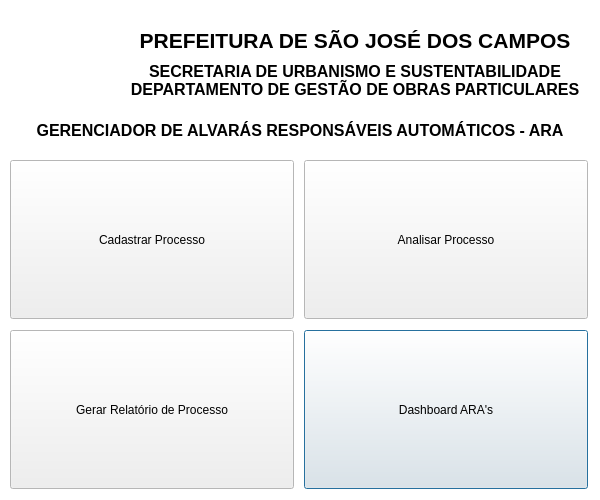
Before: the Qt Designer form ara_manager/ara_manager_dialog_base.ui in hiagoesc/GerenciadorARA, drawn with Qt 5.
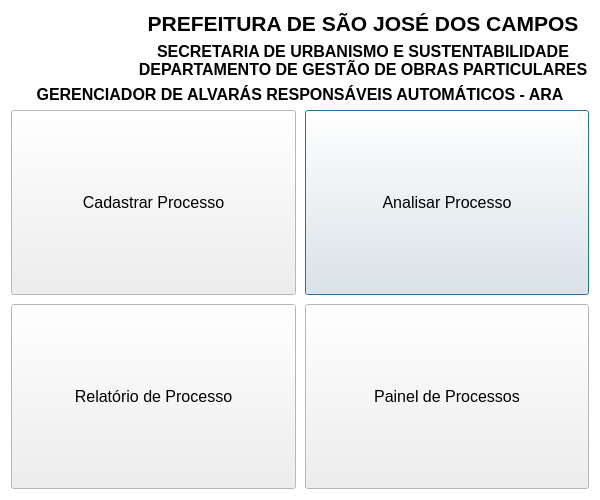
After: the same form once the commit is applied. Icons and pictures are not drawn.

Commit message: Responsividade da janela base

Diff of the .ui file:
```diff
--- a/ara_manager/ara_manager_dialog_base.ui
+++ b/ara_manager/ara_manager_dialog_base.ui
@@ -107,14 +107,24 @@
   <property name="autoFillBackground">
    <bool>false</bool>
   </property>
+  <layout class="QVBoxLayout" name="verticalLayout_2">
+   <item>
+    <layout class="QVBoxLayout" name="verticalLayoutARADialogBase">
+     <item>
+      <layout class="QHBoxLayout" name="horizontalLayoutTitulo">
+       <item>
   <widget class="QLabel" name="labelBrasao">
-   <property name="geometry">
-    <rect>
-     <x>10</x>
-     <y>10</y>
-     <width>100</width>
-     <height>100</height>
-    </rect>
+         <property name="sizePolicy">
+          <sizepolicy hsizetype="Fixed" vsizetype="Fixed">
+           <horstretch>0</horstretch>
+           <verstretch>0</verstretch>
+          </sizepolicy>
+         </property>
+         <property name="maximumSize">
+          <size>
+           <width>120</width>
+           <height>120</height>
+          </size>
    </property>
    <property name="text">
     <string/>
@@ -126,15 +136,11 @@
     <bool>true</bool>
    </property>
   </widget>
+       </item>
+       <item>
+        <layout class="QVBoxLayout" name="verticalLayoutTitulo">
+         <item>
   <widget class="QLabel" name="labelCabecalhoTitulo">
-   <property name="geometry">
-    <rect>
-     <x>120</x>
-     <y>20</y>
-     <width>470</width>
-     <height>40</height>
-    </rect>
-   </property>
    <property name="font">
     <font>
      <family>Arial</family>
@@ -150,15 +156,9 @@
     <set>Qt::AlignCenter</set>
    </property>
   </widget>
+         </item>
+         <item>
   <widget class="QLabel" name="labelCabecalhoSubtitulo">
-   <property name="geometry">
-    <rect>
-     <x>120</x>
-     <y>60</y>
-     <width>470</width>
-     <height>40</height>
-    </rect>
-   </property>
    <property name="font">
     <font>
      <family>Arial</family>
@@ -172,18 +172,16 @@
 DEPARTAMENTO DE GESTÃO DE OBRAS PARTICULARES</string>
    </property>
    <property name="alignment">
-    <set>Qt::AlignCenter</set>
-   </property>
-  </widget>
+            <set>Qt::AlignHCenter|Qt::AlignTop</set>
+           </property>
+          </widget>
+         </item>
+        </layout>
+       </item>
+      </layout>
+     </item>
+     <item>
   <widget class="QLabel" name="labelTituloJanela">
-   <property name="geometry">
-    <rect>
-     <x>10</x>
-     <y>110</y>
-     <width>580</width>
-     <height>40</height>
-    </rect>
-   </property>
    <property name="font">
     <font>
      <family>Arial</family>
@@ -198,83 +196,153 @@
    <property name="alignment">
     <set>Qt::AlignCenter</set>
    </property>
-  </widget>
-  <widget class="QPushButton" name="pushButtonDashboard">
-   <property name="geometry">
-    <rect>
-     <x>304</x>
-     <y>330</y>
-     <width>284</width>
-     <height>159</height>
-    </rect>
-   </property>
-   <property name="sizePolicy">
-    <sizepolicy hsizetype="Expanding" vsizetype="Expanding">
-     <horstretch>0</horstretch>
-     <verstretch>0</verstretch>
-    </sizepolicy>
-   </property>
-   <property name="text">
-    <string>Dashboard ARA's</string>
-   </property>
-  </widget>
-  <widget class="QPushButton" name="pushButtonCadastrar">
-   <property name="geometry">
-    <rect>
-     <x>10</x>
-     <y>160</y>
-     <width>284</width>
-     <height>159</height>
-    </rect>
-   </property>
-   <property name="sizePolicy">
-    <sizepolicy hsizetype="Expanding" vsizetype="Expanding">
-     <horstretch>0</horstretch>
-     <verstretch>0</verstretch>
-    </sizepolicy>
-   </property>
-   <property name="text">
-    <string>Cadastrar Processo</string>
-   </property>
-  </widget>
+       <property name="margin">
+        <number>10</number>
+       </property>
+      </widget>
+     </item>
+     <item>
+      <widget class="QWidget" name="widget" native="true">
+       <layout class="QGridLayout" name="gridLayout" rowstretch="1,1" columnstretch="1,0,1">
+        <property name="leftMargin">
+         <number>0</number>
+        </property>
+        <property name="topMargin">
+         <number>0</number>
+        </property>
+        <property name="rightMargin">
+         <number>0</number>
+        </property>
+        <property name="bottomMargin">
+         <number>0</number>
+        </property>
+        <property name="spacing">
+         <number>9</number>
+        </property>
+        <item row="0" column="2">
   <widget class="QPushButton" name="pushButtonAnalisar">
-   <property name="geometry">
-    <rect>
-     <x>304</x>
-     <y>160</y>
-     <width>284</width>
-     <height>159</height>
-    </rect>
-   </property>
    <property name="sizePolicy">
     <sizepolicy hsizetype="Expanding" vsizetype="Expanding">
      <horstretch>0</horstretch>
      <verstretch>0</verstretch>
     </sizepolicy>
    </property>
+          <property name="font">
+           <font>
+            <family>Arial</family>
+            <pointsize>12</pointsize>
+           </font>
+          </property>
    <property name="text">
     <string>Analisar Processo</string>
    </property>
-  </widget>
+          <property name="icon">
+           <iconset resource="resources.qrc">
+            <normaloff>:/img/analisar.png</normaloff>:/img/analisar.png</iconset>
+          </property>
+          <property name="iconSize">
+           <size>
+            <width>64</width>
+            <height>64</height>
+           </size>
+          </property>
+         </widget>
+        </item>
+        <item row="1" column="2">
+         <widget class="QPushButton" name="pushButtonDashboard">
+          <property name="sizePolicy">
+           <sizepolicy hsizetype="Expanding" vsizetype="Expanding">
+            <horstretch>0</horstretch>
+            <verstretch>0</verstretch>
+           </sizepolicy>
+          </property>
+          <property name="font">
+           <font>
+            <family>Arial</family>
+            <pointsize>12</pointsize>
+           </font>
+          </property>
+          <property name="text">
+           <string>Painel de Processos</string>
+          </property>
+          <property name="icon">
+           <iconset resource="resources.qrc">
+            <normaloff>:/img/painel.png</normaloff>:/img/painel.png</iconset>
+          </property>
+          <property name="iconSize">
+           <size>
+            <width>64</width>
+            <height>64</height>
+           </size>
+          </property>
+         </widget>
+        </item>
+        <item row="1" column="0">
   <widget class="QPushButton" name="pushButtonRelatorio">
-   <property name="geometry">
-    <rect>
-     <x>10</x>
-     <y>330</y>
-     <width>284</width>
-     <height>159</height>
-    </rect>
-   </property>
+          <property name="sizePolicy">
+           <sizepolicy hsizetype="Expanding" vsizetype="Expanding">
+            <horstretch>0</horstretch>
+            <verstretch>0</verstretch>
+           </sizepolicy>
+          </property>
+          <property name="font">
+           <font>
+            <family>Arial</family>
+            <pointsize>12</pointsize>
+           </font>
+          </property>
+          <property name="text">
+           <string>Relatório de Processo</string>
+          </property>
+          <property name="icon">
+           <iconset resource="resources.qrc">
+            <normaloff>:/img/relatorio.png</normaloff>:/img/relatorio.png</iconset>
+          </property>
+          <property name="iconSize">
+           <size>
+            <width>64</width>
+            <height>64</height>
+           </size>
+          </property>
+         </widget>
+        </item>
+        <item row="0" column="0">
+         <widget class="QPushButton" name="pushButtonCadastrar">
    <property name="sizePolicy">
     <sizepolicy hsizetype="Expanding" vsizetype="Expanding">
      <horstretch>0</horstretch>
      <verstretch>0</verstretch>
     </sizepolicy>
    </property>
+          <property name="font">
+           <font>
+            <family>Arial</family>
+            <pointsize>12</pointsize>
+            <weight>50</weight>
+            <bold>false</bold>
+           </font>
+          </property>
    <property name="text">
-    <string>Gerar Relatório de Processo</string>
-   </property>
-  </widget>
+           <string>Cadastrar Processo</string>
+          </property>
+          <property name="icon">
+           <iconset resource="resources.qrc">
+            <normaloff>:/img/cadastrar.png</normaloff>:/img/cadastrar.png</iconset>
+          </property>
+          <property name="iconSize">
+           <size>
+            <width>64</width>
+            <height>64</height>
+           </size>
+          </property>
+         </widget>
+        </item>
+       </layout>
+      </widget>
+     </item>
+    </layout>
+   </item>
+  </layout>
  </widget>
  <resources>
   <include location="resources.qrc"/>
```
Lines whose indentation alone changed are shown as unchanged. The commit also changes 7 other files.
